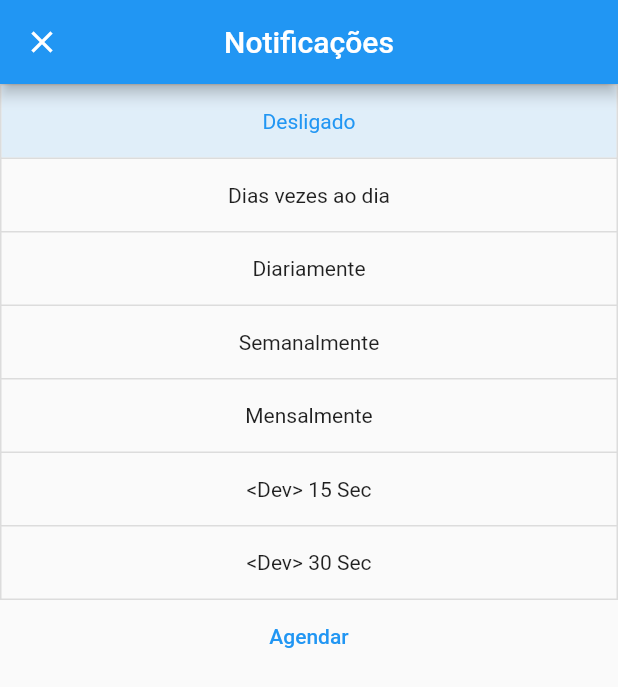
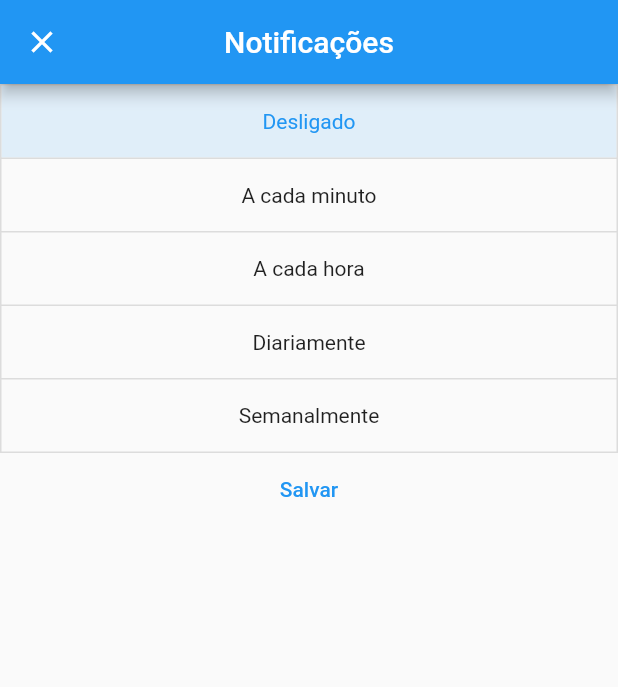
Before and after one commit to henriquemod/udesc-curso-flutter, a Flutter app: the screen it shows after launch, in the side drawer, after a tap on "Notificações", on a phone screen of 412 x 824 dp. Shown: the top 687 px of the screen. Run offline on Flutter 3.47's test engine with Material 2 defaults, Android fonts, the phone set to English and light mode, and no system bars; our stand-ins replace flutter_local_notifications, image_picker, location, rxdart, timezone; network calls fail.

Commit message:
feat: notifications

```diff
--- a/lib/api/notifications_api.dart
+++ b/lib/api/notifications_api.dart
@@ -5,6 +5,11 @@ import 'package:timezone/timezone.dart' as tz;
 class NotificationApi {
   static final _notifications = FlutterLocalNotificationsPlugin();
   static final onNotification = BehaviorSubject<String?>();
+
+  static const defaulId = 0;
+  static const defaultTitle = 'Aplicativo lista de compras';
+  static const defaultBody = 'Bora cadastrar um novo item?';
+  static const defaultPaylod = 'simles.02';
 
   static Future _notificationDetails({String? bodyText}) async {
     BigTextStyleInformation style = bodyText != null
@@ -98,4 +103,57 @@ class NotificationApi {
           UILocalNotificationDateInterpretation.absoluteTime,
     );
   }
+
+  // ANCHOR - By minute
+  static Future everyMinute({
+    int id = 0,
+    String title = defaultTitle,
+    String body = defaultBody,
+    String payload = defaultPaylod,
+  }) async {
+    _notifications.periodicallyShow(id, title, body, RepeatInterval.everyMinute,
+        await _notificationDetails(bodyText: body),
+        androidAllowWhileIdle: true);
+  }
+
+  // ANCHOR - By hour
+  static Future everyHour({
+    int id = 0,
+    String title = defaultTitle,
+    String body = defaultBody,
+    String payload = defaultPaylod,
+  }) async {
+    _notifications.periodicallyShow(id, title, body, RepeatInterval.hourly,
+        await _notificationDetails(bodyText: body),
+        androidAllowWhileIdle: true);
+  }
+
+  // ANCHOR - By day
+  static Future everyDay({
+    int id = 0,
+    String title = defaultTitle,
+    String body = defaultBody,
+    String payload = defaultPaylod,
+  }) async {
+    _notifications.periodicallyShow(id, title, body, RepeatInterval.daily,
+        await _notificationDetails(bodyText: body),
+        androidAllowWhileIdle: true);
+  }
+
+  // ANCHOR - By week
+  static Future everyWeek({
+    int id = 0,
+    String title = defaultTitle,
+    String body = defaultBody,
+    String payload = defaultPaylod,
+  }) async {
+    _notifications.periodicallyShow(id, title, body, RepeatInterval.weekly,
+        await _notificationDetails(bodyText: body),
+        androidAllowWhileIdle: true);
+  }
+
+  // ANCHOR
+  static Future cancelAll() async {
+    await _notifications.cancelAll();
+  }
 }
--- a/lib/controllers/product_list_controller.dart
+++ b/lib/controllers/product_list_controller.dart
@@ -17,7 +17,7 @@ class ProductListController {
   }
 
   addProduct(Product product) {
-    this.productList.add(product);
+    productList.add(product);
     listValue += product.value;
   }
 
--- a/lib/controllers/profile_controller.dart
+++ b/lib/controllers/profile_controller.dart
@@ -2,20 +2,10 @@ import 'package:projeto_modulo_1/models/profile_model.dart';
 
 class ProfileController {
   late List<bool> isSelected = [];
-  late Profile profile;
+  Profile profile;
 
-  final Map<int, int> timers = {
-    0: 999999999999999999,
-    1: 43200,
-    2: 86400,
-    3: 604800,
-    4: 2592000,
-    5: 15,
-    6: 30
-  };
-
-  ProfileController() {
-    profile = Profile();
+  ProfileController({required this.profile}) {
+    profile = Profile(notificationFrequency: 0);
     isSelected.add(true);
     isSelected.add(true);
   }
--- a/lib/models/profile_model.dart
+++ b/lib/models/profile_model.dart
@@ -11,9 +11,7 @@ Notifications
 
 class Profile {
   List<Product>? userProductList;
-  int? notificationFrequency;
-  int? customFrequency;
+  int notificationFrequency;
 
-  Profile(
-      {this.userProductList, this.notificationFrequency, this.customFrequency});
+  Profile({this.userProductList, required this.notificationFrequency});
 }
--- a/lib/nav_bar.dart
+++ b/lib/nav_bar.dart
@@ -13,8 +13,8 @@ class NavBar extends StatelessWidget {
         padding: EdgeInsets.zero,
         children: [
           UserAccountsDrawerHeader(
-            accountName: Text('Oflutter.com'),
-            accountEmail: Text('example@gmail.com'),
+            accountName: const Text('Oflutter.com'),
+            accountEmail: const Text('example@gmail.com'),
             currentAccountPicture: CircleAvatar(
               child: ClipOval(
                 child: Image.network(
@@ -25,7 +25,7 @@ class NavBar extends StatelessWidget {
                 ),
               ),
             ),
-            decoration: BoxDecoration(
+            decoration: const BoxDecoration(
               color: Colors.blue,
               image: DecorationImage(
                   fit: BoxFit.fill,
@@ -34,8 +34,8 @@ class NavBar extends StatelessWidget {
             ),
           ),
           ListTile(
-            leading: Icon(Icons.notifications),
-            title: Text('Notificações'),
+            leading: const Icon(Icons.notifications),
+            title: const Text('Notificações'),
             onTap: () => notificationNavigation(context),
           ),
         ],
--- a/lib/views/main_screen.dart
+++ b/lib/views/main_screen.dart
@@ -7,6 +7,7 @@ import 'package:projeto_modulo_1/controllers/product_list_controller.dart';
 import 'package:projeto_modulo_1/controllers/profile_controller.dart';
 import 'package:projeto_modulo_1/models/category_model.dart';
 import 'package:projeto_modulo_1/models/product_model.dart';
+import 'package:projeto_modulo_1/models/profile_model.dart';
 import 'package:projeto_modulo_1/nav_bar.dart';
 import 'package:projeto_modulo_1/utils/convert.dart';
 import 'package:projeto_modulo_1/views/add_product_screen.dart';
@@ -28,7 +29,8 @@ class _MainScreenState extends State<MainScreen> {
   LocationData? locationData;
   List<StreamSubscription> subscriptions = [];
   Map<int, MemoryImage> thumbMap = {};
-  ProfileController profileController = ProfileController();
+  ProfileController profileController =
+      ProfileController(profile: Profile(notificationFrequency: 0));
 
   @override
   void initState() {
@@ -99,27 +101,17 @@ class _MainScreenState extends State<MainScreen> {
   }
 
   void notificationNavigator(context) async {
-    Product? product = await Navigator.push(
+    Navigator.push(
         context,
         MaterialPageRoute(
           builder: (BuildContext context) =>
               NotificationScreen(profileController: profileController),
           fullscreenDialog: true,
         ));
-
-    if (product != null) {
-      if (locationData != null) {
-        product.latitude = locationData!.latitude;
-        product.longitude = locationData!.longitude;
-      }
-
-      addToLit(product);
-    }
   }
 
   @override
   Widget build(BuildContext context) {
-    print(profileController.isSelected.length);
     return Scaffold(
       drawer: NavBar(notificationNavigation: notificationNavigator),
       appBar: AppBar(
--- a/lib/views/notifications_screen.dart
+++ b/lib/views/notifications_screen.dart
@@ -13,12 +13,19 @@ class NotificationScreen extends StatefulWidget {
 }
 
 class _NotificationScreenState extends State<NotificationScreen> {
-  List<bool> isSelected = [true, false, false, false, false, false, false];
-  int selectedIndex = 0;
+  List<bool> isSelected = [false, false, false, false, false];
+  late int selectedIndex;
 
   @override
   Widget build(BuildContext context) {
-    widget.profileController.timers;
+    selectedIndex = widget.profileController.profile.notificationFrequency;
+    for (int buttonIndex = 0; buttonIndex < isSelected.length; buttonIndex++) {
+      if (buttonIndex == selectedIndex) {
+        isSelected[buttonIndex] = true;
+      } else {
+        isSelected[buttonIndex] = false;
+      }
+    }
     return Scaffold(
       appBar: AppBar(
         title: const Text("Notificações"),
@@ -31,12 +38,10 @@ class _NotificationScreenState extends State<NotificationScreen> {
             direction: Axis.vertical,
             children: const <Widget>[
               Text('Desligado'),
-              Text('Dias vezes ao dia'),
+              Text('A cada minuto'),
+              Text('A cada hora'),
               Text('Diariamente'),
               Text('Semanalmente'),
-              Text('Mensalmente'),
-              Text('<Dev> 15 Sec'),
-              Text('<Dev> 30 Sec'),
             ],
             onPressed: (int index) {
               setState(() {
@@ -49,26 +54,35 @@ class _NotificationScreenState extends State<NotificationScreen> {
                     isSelected[buttonIndex] = false;
                   }
                 }
-                selectedIndex = index;
+                widget.profileController.profile.notificationFrequency = index;
               });
             },
             isSelected: isSelected,
           ),
           TextButton(
             onPressed: () {
-              int? delay2 = widget.profileController.timers[selectedIndex];
-              if (delay2 != null) {
-                //DateTime currDate = DateTime.now();
-                NotificationApi.scheduleNotificationWithBodyText(
-                  id: 0,
-                  title: "Localização a $delay2 atrás",
-                  body: "Ola mundo",
-                  payload: "simles.02",
-                  data: DateTime.now().add(Duration(seconds: delay2)),
-                );
+              switch (widget.profileController.profile.notificationFrequency) {
+                case 0:
+                  NotificationApi.cancelAll();
+                  break;
+                case 1:
+                  NotificationApi.everyMinute();
+                  break;
+                case 2:
+                  NotificationApi.everyHour();
+                  break;
+                case 3:
+                  NotificationApi.everyDay();
+                  break;
+                case 4:
+                  NotificationApi.everyWeek();
+                  break;
+                default:
+                  NotificationApi.cancelAll();
               }
+              Navigator.pop(context);
             },
-            child: const Text("Agendar"),
+            child: const Text("Salvar"),
           ),
         ],
       )),
--- a/pubspec.yaml
+++ b/pubspec.yaml
@@ -37,6 +37,7 @@ dependencies:
   image_picker: ^0.8.4+4
   flutter_local_notifications: ^9.2.0
   rxdart: ^0.27.3
+  flutter_native_timezone: ^2.0.0
 
 dev_dependencies:
   flutter_test:
```
Also changed, not shown: pubspec.lock.
